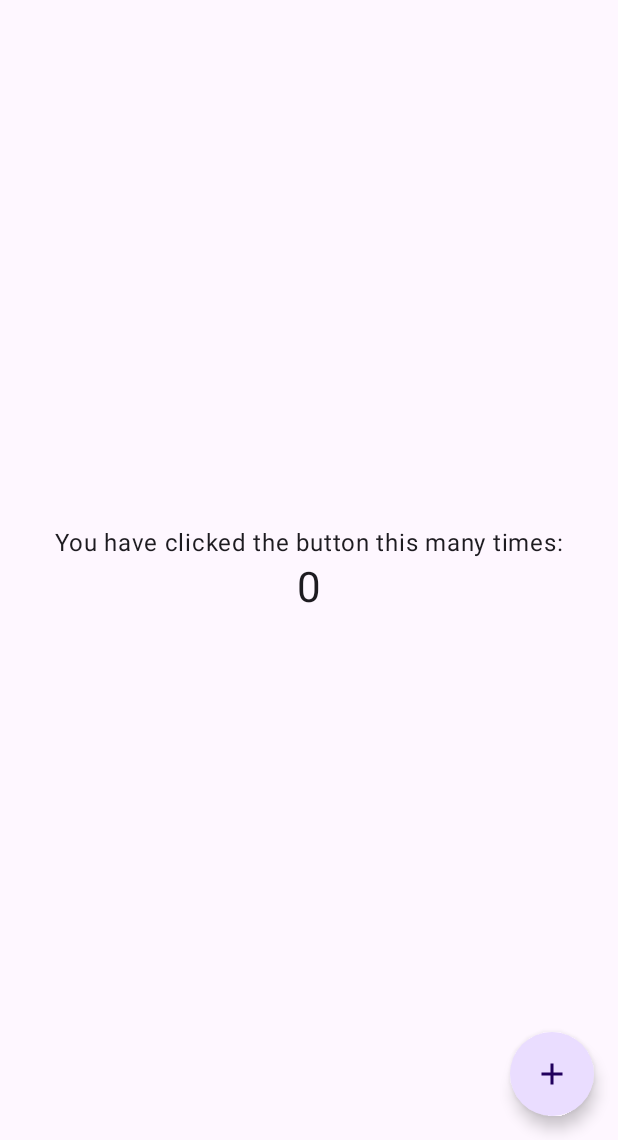
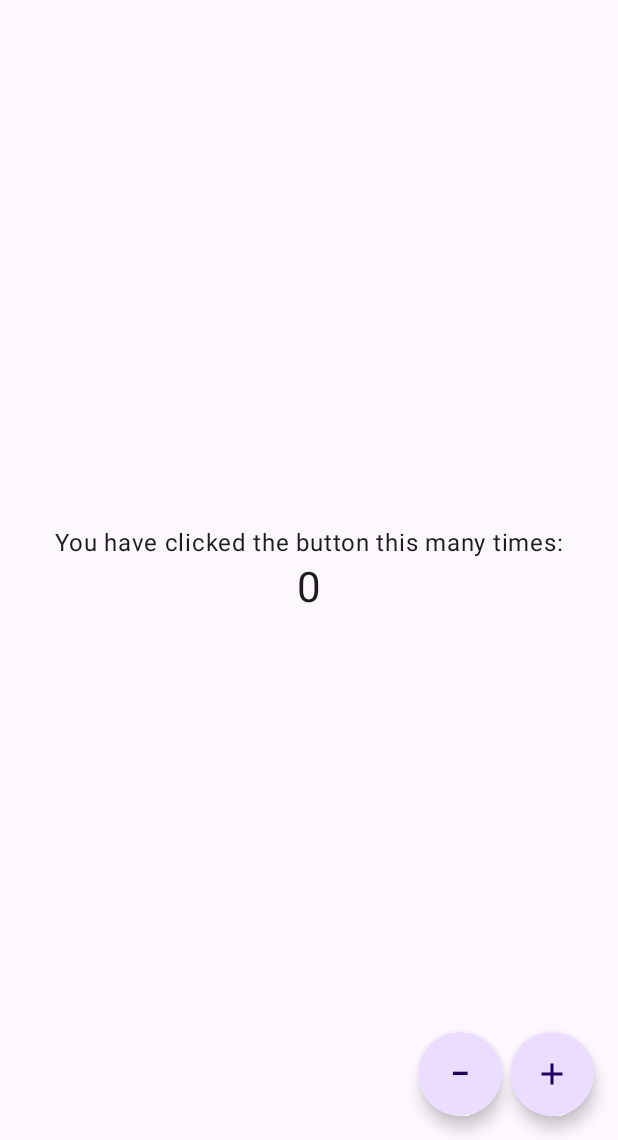
Before and after one commit to tfinity/compose-counterapp, an Android app built with Jetpack Compose: the screen it shows after launch (MainActivity), on a phone screen of 412 x 824 dp, the part 96-1236 px from its top. Run offline under Robolectric (Android 15) with nearby library versions, the phone set to English and light mode, and no system bars.

```diff
--- a/androidApp/src/main/java/com/tfinity/counterapp/android/MainActivity.kt
+++ b/androidApp/src/main/java/com/tfinity/counterapp/android/MainActivity.kt
@@ -5,6 +5,7 @@ import androidx.activity.ComponentActivity
 import androidx.activity.compose.setContent
 import androidx.compose.foundation.layout.Arrangement
 import androidx.compose.foundation.layout.Column
+import androidx.compose.foundation.layout.Row
 import androidx.compose.foundation.layout.fillMaxSize
 import androidx.compose.foundation.layout.padding
 import androidx.compose.material.icons.Icons
@@ -17,11 +18,15 @@ import androidx.compose.ui.Alignment
 import androidx.compose.ui.Modifier
 import androidx.compose.ui.graphics.Color
 import androidx.compose.ui.graphics.vector.ImageVector
+import androidx.compose.ui.layout.HorizontalAlignmentLine
 import androidx.compose.ui.text.TextStyle
 import androidx.compose.ui.tooling.preview.Preview
 import androidx.compose.ui.unit.TextUnit
 import androidx.compose.ui.unit.TextUnitType
+import androidx.compose.ui.unit.dp
+import androidx.compose.ui.unit.sp
 import com.tfinity.counterapp.Greeting
+import org.intellij.lang.annotations.JdkConstants.HorizontalAlignment
 
 @ExperimentalMaterial3Api
 class MainActivity : ComponentActivity() {
@@ -45,14 +50,26 @@ class MainActivity : ComponentActivity() {
                                 colors = TopAppBarDefaults.topAppBarColors(containerColor = Color.Blue)
                             )
                         },
-                        floatingActionButton = { FloatingActionButton(
+                        floatingActionButton = {
+                            Row(horizontalArrangement = Arrangement.spacedBy(5.dp)) {
+                                FloatingActionButton(
+                                    onClick = {
+                                        counter.value--
+                                    },
+                                    shape = FloatingActionButtonDefaults.largeShape
+                                ) {
+                                    Text(text = "−", fontSize = 24.sp)
+                                }
+                                FloatingActionButton(
                                     onClick = {
                                         counter.value++
                                     },
                                     shape = FloatingActionButtonDefaults.largeShape
                                 ) {
                                     Icon(Icons.Default.Add,"Add")
-                        } }
+                                }
+                            }
+                        }
                     ) { innerPadding ->
                         Column(
                             modifier = Modifier
```
Lines whose indentation alone changed are shown as unchanged.
